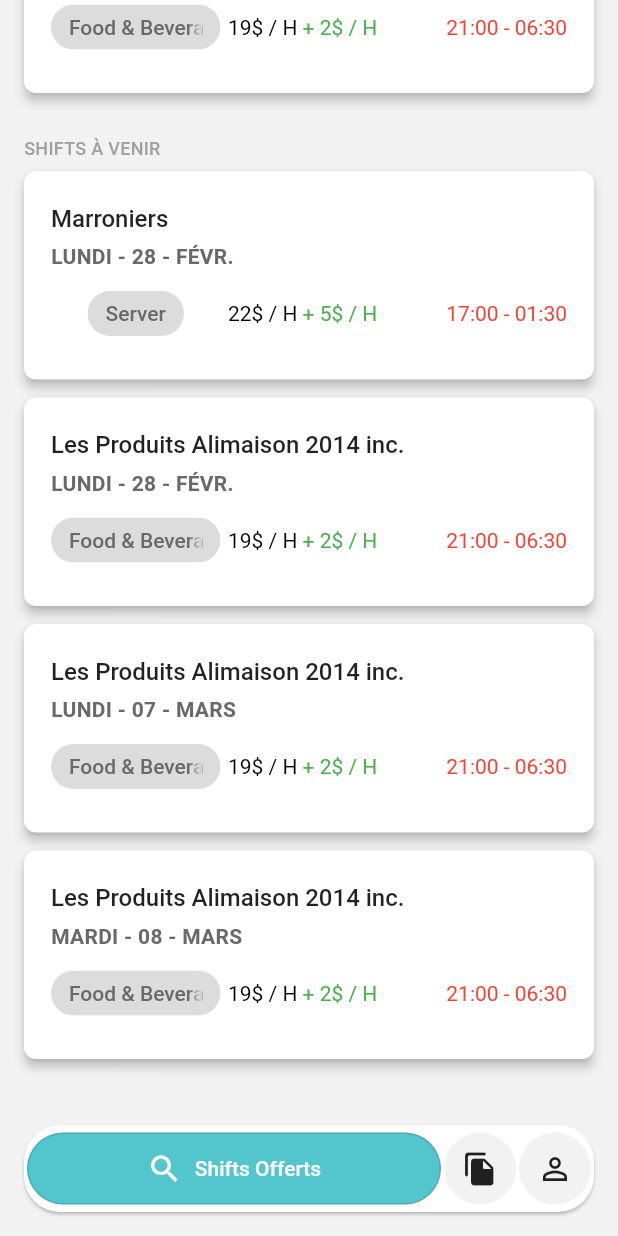
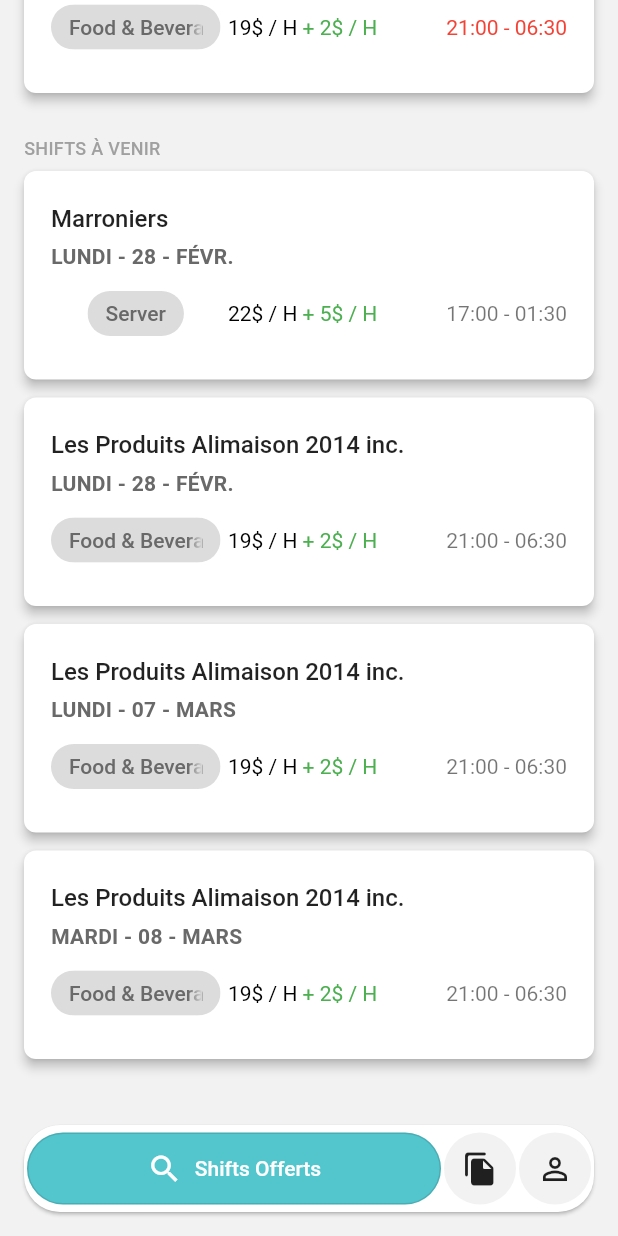
Before and after one commit to amirbenasr/shift-project-bd, a Flutter app: the screen it shows after launch, scrolled down 914 dp, on a phone screen of 412 x 824 dp. Run offline on Flutter 3.47's test engine with Material 2 defaults, Android fonts, the phone set to English and light mode, and no system bars; our stand-ins replace geocoding; missing offline and left inert: geocode.

Commit message:
change color

```diff
--- a/lib/widgets/shift_card.dart
+++ b/lib/widgets/shift_card.dart
@@ -82,7 +82,9 @@ class ShiftCard extends StatelessWidget {
                       Spacer(),
                       Text(
                         "${shift!.formatDate(shift!.startAt!)} - ${shift!.formatDate(shift!.endAt!)}",
-                        style: TextStyle(color: Colors.red),
+                        style: (shift!.status! == "waiting")
+                            ? AppStyle().thirdLineHeader
+                            : TextStyle(color: Colors.red),
                       )
                     ],
                   ),
```
